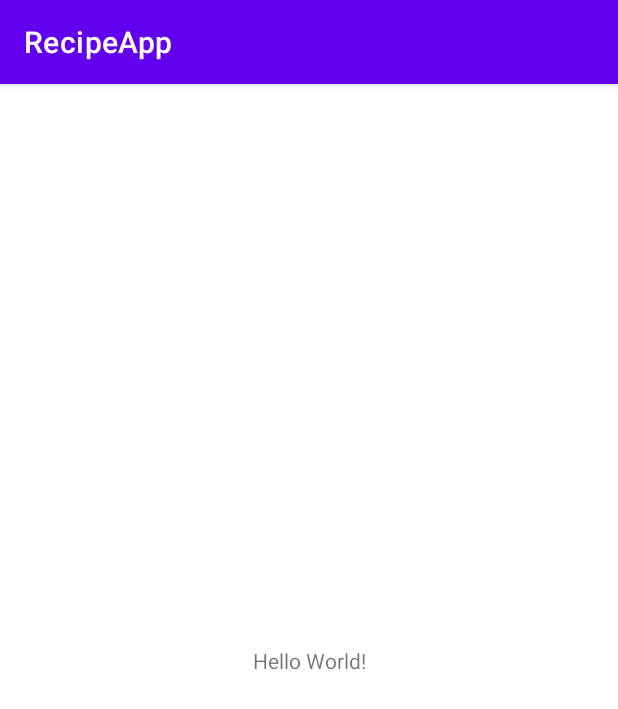
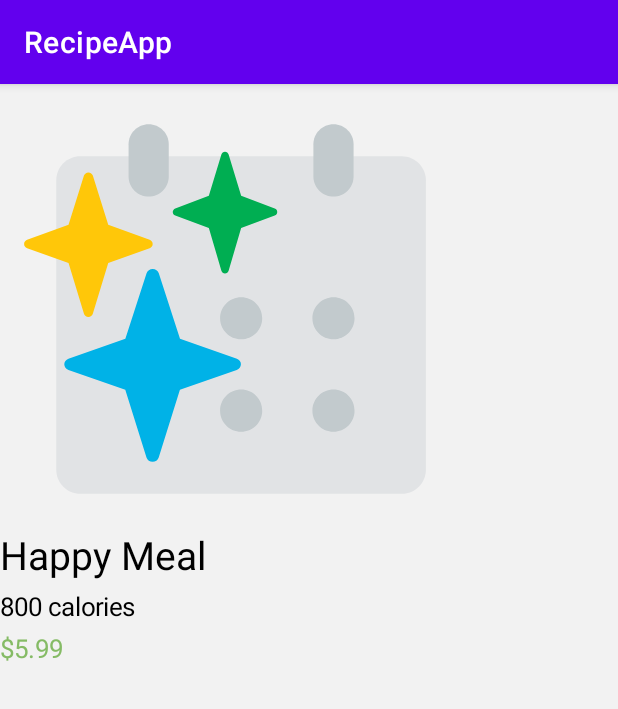
Before and after one commit to mattlenehan/RecipeApp, an Android app built with Jetpack Compose: the screen it shows after launch (MainActivity), on a phone screen of 412 x 824 dp. Shown: the top 709 px of the screen. Run offline under Robolectric (Android 15) with nearby library versions, the phone set to English and light mode, and no system bars.

Commit message:
create simple lazyColumn composable in main

```diff
--- a/app/src/main/java/com/example/recipeapp/MainActivity.kt
+++ b/app/src/main/java/com/example/recipeapp/MainActivity.kt
@@ -2,13 +2,78 @@ package com.example.recipeapp
 
 import androidx.appcompat.app.AppCompatActivity
 import android.os.Bundle
+import androidx.activity.compose.setContent
+import androidx.compose.foundation.Image
+import androidx.compose.foundation.background
+import androidx.compose.foundation.layout.*
+import androidx.compose.foundation.lazy.LazyColumn
+import androidx.compose.material.Text
+import androidx.compose.runtime.Composable
+import androidx.compose.ui.Modifier
+import androidx.compose.ui.graphics.Color
+import androidx.compose.ui.layout.ContentScale
+import androidx.compose.ui.res.painterResource
+import androidx.compose.ui.text.TextStyle
+import androidx.compose.ui.unit.dp
+import androidx.compose.ui.unit.sp
 
 class MainActivity : AppCompatActivity(){
 
     override fun onCreate(savedInstanceState: Bundle?) {
         super.onCreate(savedInstanceState)
-        setContentView(R.layout.activity_main)
+        setContent {
+            loadUi()
+        }
+    }
 
+    @Composable
+    fun loadUi() {
+        LazyColumn(
+            modifier = Modifier
+                .fillMaxWidth()
+                .fillMaxHeight()
+                .background(color = Color(0xFFF2F2F2))
+        ) {
+            item {
+                Image(
+                    painter = painterResource(id = R.drawable.ic_structuredavailability),
+                    contentDescription = "Happy Meal",
+                    modifier = Modifier.height(300.dp),
+                    contentScale = ContentScale.Crop
+                )
+            }
+            item {
+                Text(
+                    text = "Happy Meal",
+                    style = TextStyle(
+                        fontSize = 26.sp
+                    )
+                )
+            }
+            item {
+                Spacer(modifier = Modifier.padding(top = 8.dp))
+            }
+            item {
+                Text(
+                    text = "800 calories",
+                    style = TextStyle(
+                        fontSize = 17.sp
+                    )
+                )
+            }
+            item {
+                Spacer(modifier = Modifier.padding(top = 8.dp))
+            }
+            item {
+                Text(
+                    text = "$5.99",
+                    style = TextStyle(
+                        color = Color(0xFF85bb65),
+                        fontSize = 17.sp
+                    )
+                )
+            }
+        }
     }
 
 
```
